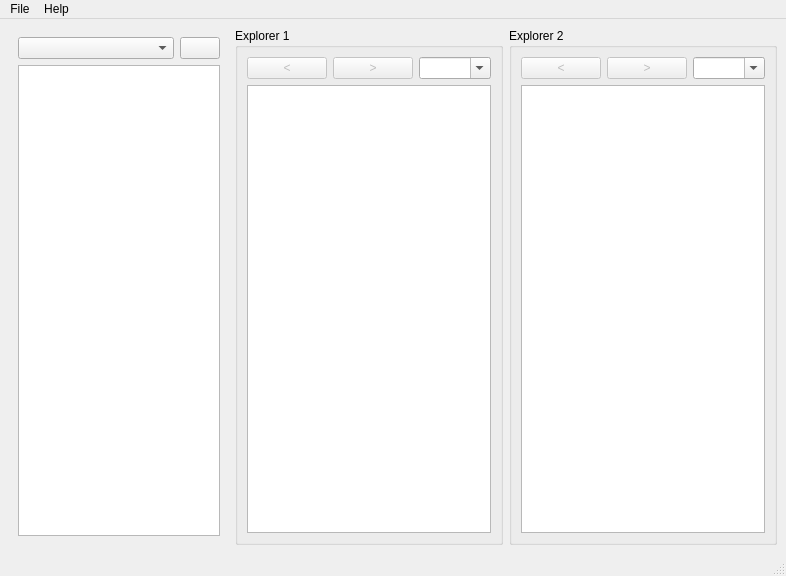
Qt form src/ui/mainwindow.ui (fverco/Xplorer) before a commit.
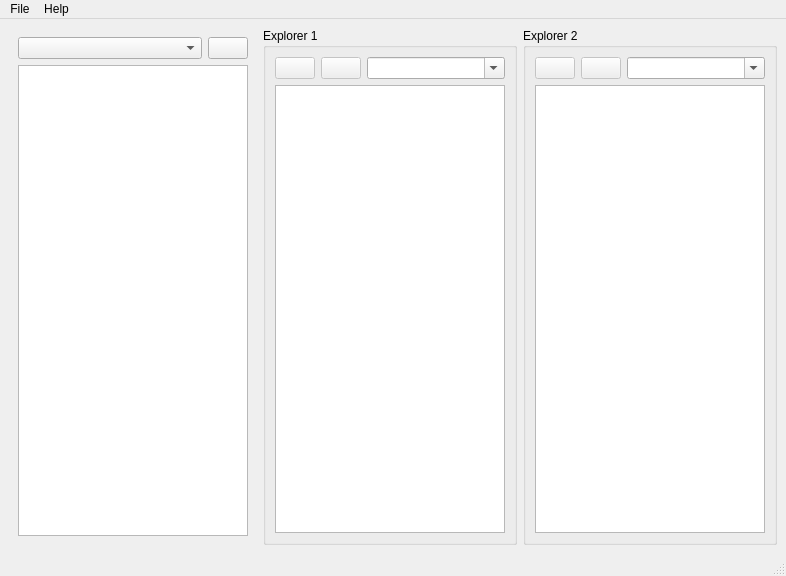
The same form after that commit.

Commit message: Add left and right arrows and add them to buttons

What changed in the file:
```diff
--- a/src/ui/mainwindow.ui
+++ b/src/ui/mainwindow.ui
@@ -94,7 +94,7 @@
                   </sizepolicy>
                  </property>
                  <property name="text">
-                  <string>&lt;</string>
+                  <string/>
                  </property>
                 </widget>
                </item>
@@ -110,7 +110,7 @@
                   </sizepolicy>
                  </property>
                  <property name="text">
-                  <string>&gt;</string>
+                  <string/>
                  </property>
                  <property name="default">
                   <bool>false</bool>
@@ -162,7 +162,7 @@
                   </sizepolicy>
                  </property>
                  <property name="text">
-                  <string>&lt;</string>
+                  <string/>
                  </property>
                 </widget>
                </item>
@@ -178,7 +178,7 @@
                   </sizepolicy>
                  </property>
                  <property name="text">
-                  <string>&gt;</string>
+                  <string/>
                  </property>
                 </widget>
                </item>
```
The commit also changes 4 other files.
